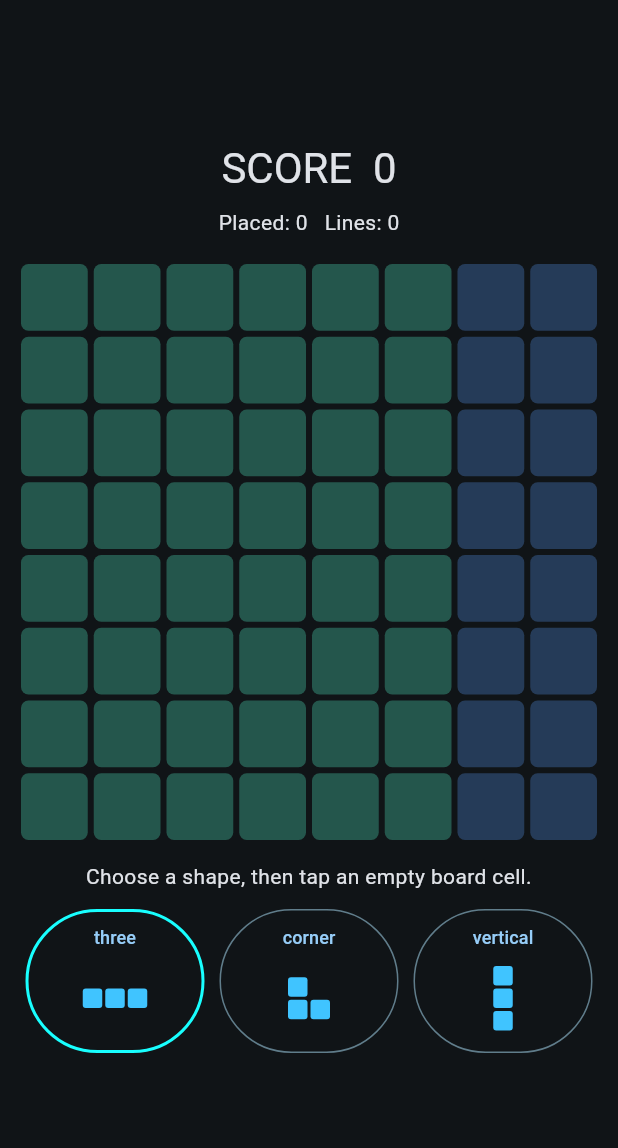
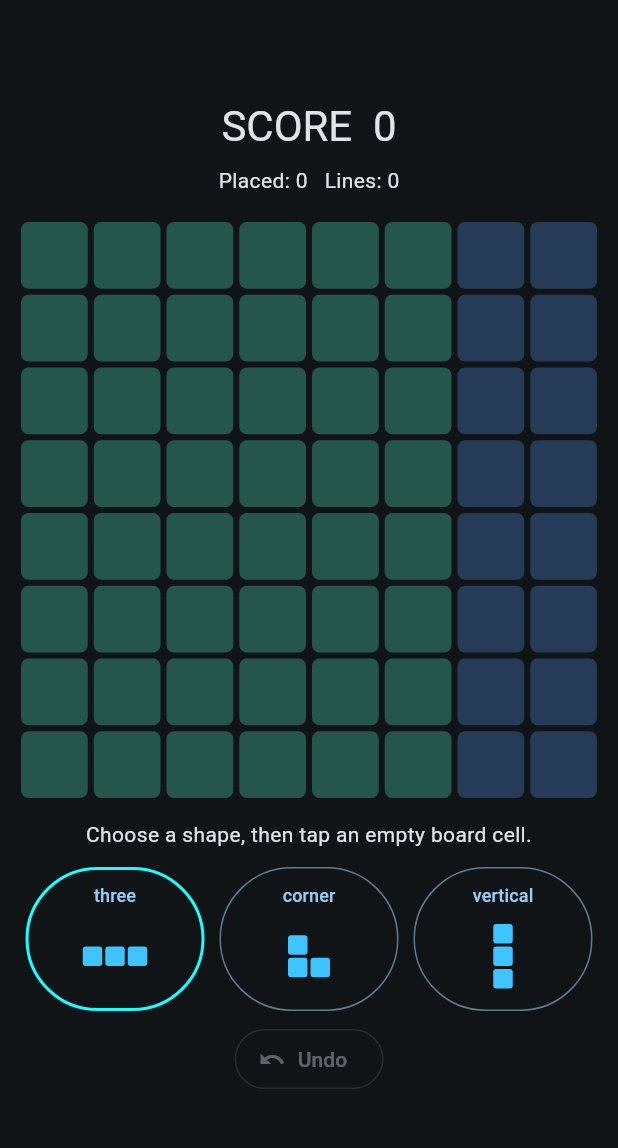
Before and after one commit to taktemurr-ops/game-001-block-puzzle-master, a Flutter app: the screen it shows after launch, on a phone screen of 412 x 824 dp, the part 63-1211 px from its top. Run offline on Flutter 3.47's test engine with Material 3 defaults, Android fonts, the phone set to English and light mode, and no system bars.

Commit message:
feat: expose undo action in Block Puzzle screen

```diff
--- a/lib/main.dart
+++ b/lib/main.dart
@@ -188,6 +188,17 @@ class _BlockPuzzleScreenState extends State<BlockPuzzleScreen> {
                   Text(notice, textAlign: TextAlign.center),
                   const SizedBox(height: 12),
                   Row(children: List.generate(3, pieceCard)),
+                  const SizedBox(height: 8),
+                  OutlinedButton.icon(
+                    onPressed: game.canUndo ? () => setState(() {
+                      game.undo();
+                      selectedPiece = game.tray.indexWhere((p) => p != null);
+                      if (selectedPiece < 0) selectedPiece = 0;
+                      notice = 'Previous move restored.';
+                    }) : null,
+                    icon: const Icon(Icons.undo),
+                    label: const Text('Undo'),
+                  ),
                   if (game.isGameOver)
                     Padding(
                       padding: const EdgeInsets.only(top: 10),
```
